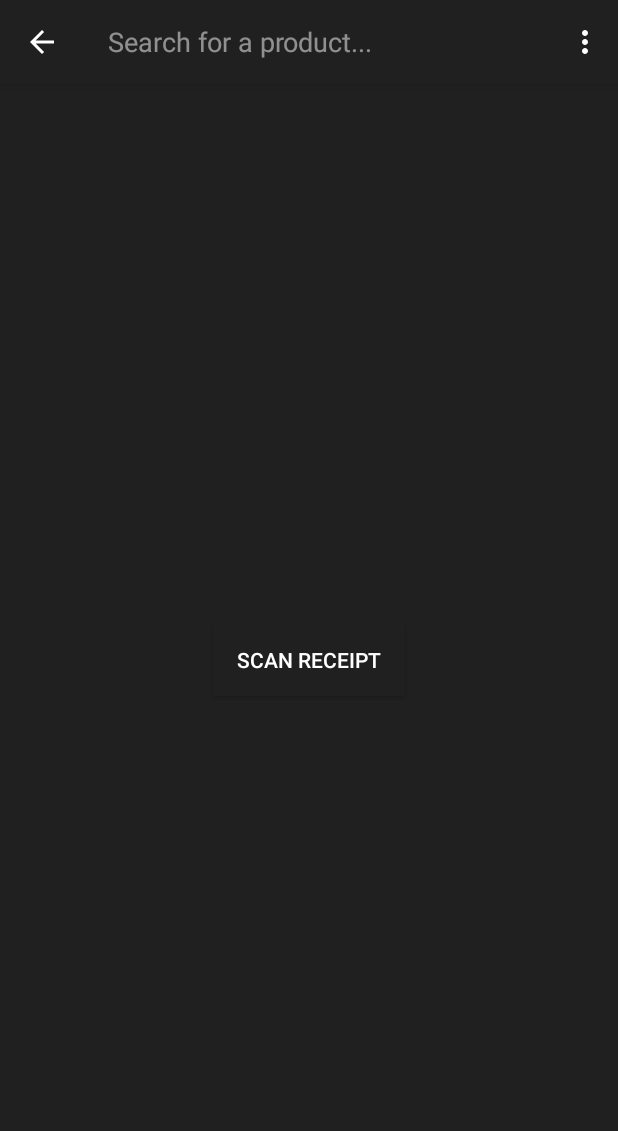
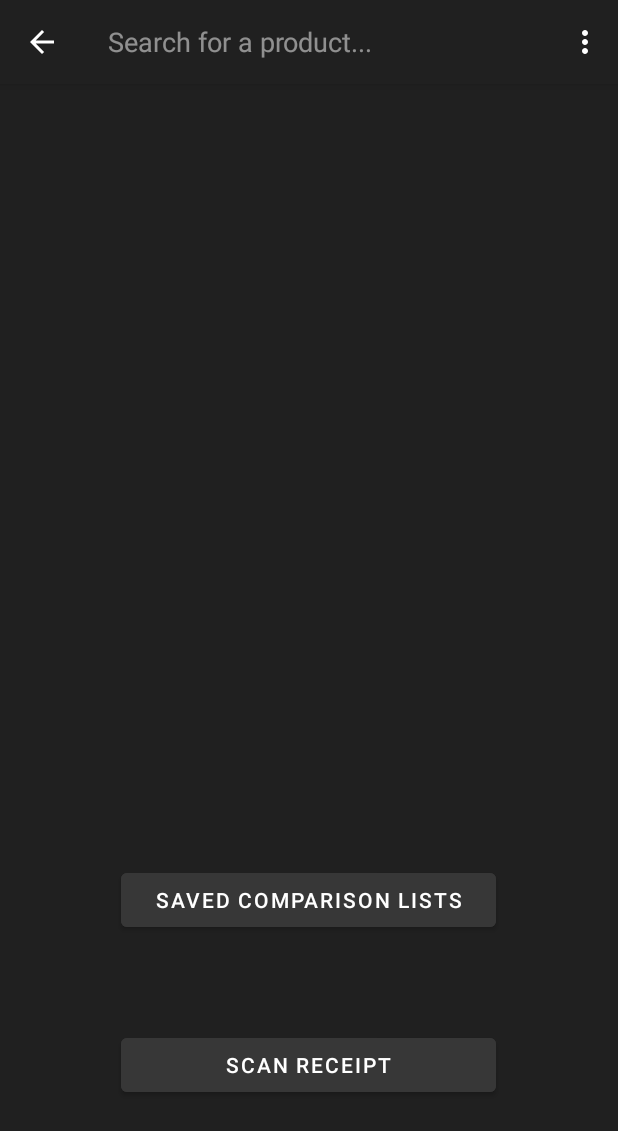
Before and after one commit to danielj0nes/priisvergliich, an Android app: the screen it shows after launch (MainActivity), after a tap on "Search", on a phone screen of 412 x 824 dp. Shown: the top 1131 px of the screen. Run offline under Robolectric (Android 15) with nearby library versions, the phone set to English and light mode, and no system bars; libraries missing offline, so code that uses them is left out: com.r0adkll.slidr.

Commit message:
UI overhaul for comparison list functionality

```diff
--- a/app/build.gradle
+++ b/app/build.gradle
@@ -35,6 +35,7 @@ dependencies {
     implementation 'com.google.android.gms:play-services-location:18.0.0'
     implementation 'com.squareup.okhttp3:okhttp:4.9.0'
     implementation 'org.jsoup:jsoup:1.13.1'
+    implementation 'com.r0adkll:slidableactivity:2.0.6'
     testImplementation 'junit:junit:4.13.2'
     androidTestImplementation 'androidx.test.ext:junit:1.1.2'
     androidTestImplementation 'androidx.test.espresso:espresso-core:3.3.0'
--- a/app/src/main/AndroidManifest.xml
+++ b/app/src/main/AndroidManifest.xml
@@ -13,18 +13,22 @@
         android:label="@string/app_name"
         android:roundIcon="@mipmap/ic_launcher_round"
         android:supportsRtl="true"
-        android:theme="@style/Theme.priisvergliich">
-        <activity android:name=".ComparisonActivity"></activity>
+        android:theme="@style/Theme.priisvergliich.SliderActivityTheme">
+        <activity
+            android:name=".ComparisonActivity"
+            android:theme="@style/Theme.priisvergliich.SliderActivityTheme">
+        </activity>
         <activity
             android:name=".SplashScreenActivity"
             android:theme="@style/SplashScreen">
             <intent-filter>
                 <action android:name="android.intent.action.MAIN" />
-
                 <category android:name="android.intent.category.LAUNCHER" />
             </intent-filter>
         </activity>
-        <activity android:name=".MainActivity"></activity>
+        <activity
+            android:name=".MainActivity">
+        </activity>
     </application>
 
 </manifest>
--- a/app/src/main/java/com/danielj/priisvergliich/ComparisonActivity.java
+++ b/app/src/main/java/com/danielj/priisvergliich/ComparisonActivity.java
@@ -4,6 +4,8 @@ import androidx.annotation.RequiresApi;
 import androidx.appcompat.app.AppCompatActivity;
 import android.os.Build;
 import android.os.Bundle;
+
+import com.r0adkll.slidr.Slidr;
 
 
 public class ComparisonActivity extends AppCompatActivity {
@@ -12,5 +14,6 @@ public class ComparisonActivity extends AppCompatActivity {
     protected void onCreate(Bundle savedInstanceState) {
         super.onCreate(savedInstanceState);
         setContentView(R.layout.activity_comparison);
+        Slidr.attach(this);
     }
 }
--- a/app/src/main/java/com/danielj/priisvergliich/MainActivity.java
+++ b/app/src/main/java/com/danielj/priisvergliich/MainActivity.java
@@ -37,6 +37,7 @@ import android.widget.ToggleButton;
 
 import com.google.android.gms.location.FusedLocationProviderClient;
 import com.google.android.gms.location.LocationServices;
+import com.r0adkll.slidr.Slidr;
 
 import java.io.IOException;
 import java.io.InputStream;
@@ -55,7 +56,7 @@ public class MainActivity extends AppCompatActivity implements PopupMenu.OnMenuI
     /*Const variables*/
     int SEARCH_THRESHOLD = 3;
     List<ProductModel> TEMP_LIST = new ArrayList<>();
-    private int listItemPositionForPopupMenu;
+    ProductModel TEMP_PRODUCT = new ProductModel();
 
     private class LoadImage extends AsyncTask<String, Void, Bitmap> {
         ImageView imageView;
@@ -142,8 +143,8 @@ public class MainActivity extends AppCompatActivity implements PopupMenu.OnMenuI
     public boolean onMenuItemClick(MenuItem item) {
         switch (item.getItemId()) {
             case R.id.add_comparison:
-                System.out.println("Added!");
-                System.out.println(listItemPositionForPopupMenu);
+                System.out.println(TEMP_PRODUCT);
+                findViewById(R.id.btn_goToComparisonList).setVisibility(View.VISIBLE);
                 return true;
             default:
                 return false;
@@ -190,10 +191,14 @@ public class MainActivity extends AppCompatActivity implements PopupMenu.OnMenuI
         inflater.inflate(R.menu.main_menubar, menu); // Toolbar
         MenuItem locationButton = menu.findItem(R.id.cur_location);
         Button receiptButton = findViewById(R.id.btn_receiptScanner);
-        receiptButton.setVisibility(View.VISIBLE);
+        Button savedComparisonsButton = findViewById(R.id.btn_savedComparisons);
         ListView listView = findViewById(R.id.lv_productList);
         ProgressBar loadingBar = findViewById(R.id.pb_progressBar);
         loadingBar.setVisibility(View.GONE);
+        // Comparison UI functionality
+        Button comparisonButton = findViewById(R.id.btn_goToComparisonList);
+        comparisonButton.setVisibility(View.GONE);
+        comparisonButton.setOnClickListener(v -> openActivityComparison());
         // Search functionality
         MenuItem.OnActionExpandListener searchListener = new MenuItem.OnActionExpandListener() {
             @Override
@@ -211,8 +216,7 @@ public class MainActivity extends AppCompatActivity implements PopupMenu.OnMenuI
         SearchView searchView = (SearchView) menu.findItem(R.id.search).getActionView();
         searchView.setQueryHint("Search for a product...");
         listView.setOnItemClickListener((parent, view, position, id) -> {
-            listItemPositionForPopupMenu = position;
-            System.out.println(parent.getAdapter().getItem(position));
+            TEMP_PRODUCT = (ProductModel) parent.getAdapter().getItem(position);
             comparisonMenuShow(parent.getAdapter().getView(position, view, parent));
         });
         searchView.setOnQueryTextListener(new SearchView.OnQueryTextListener() {
@@ -227,9 +231,13 @@ public class MainActivity extends AppCompatActivity implements PopupMenu.OnMenuI
                 if (TextUtils.isEmpty(newText)){
                     listView.setVisibility(View.GONE);
                     receiptButton.setVisibility(View.VISIBLE);
+                    comparisonButton.setVisibility(View.GONE);
+                    savedComparisonsButton.setVisibility(View.VISIBLE);
                 } else {
+                    listView.setVisibility(View.VISIBLE);
                     receiptButton.setVisibility(View.GONE);
-                    listView.setVisibility(View.VISIBLE);
+                    savedComparisonsButton.setVisibility(View.GONE);
+
                 }
                 return true;
             }
--- a/app/src/main/res/layout/activity_comparison.xml
+++ b/app/src/main/res/layout/activity_comparison.xml
@@ -4,5 +4,9 @@
     android:layout_height="match_parent"
     android:background="@color/grey_bg">
 
-
+    <ListView
+        android:id="@+id/lv_comparisonList"
+        android:layout_width="match_parent"
+        android:layout_height="600dp"
+        android:layout_alignParentTop="true" />
 </RelativeLayout>
--- a/app/src/main/res/layout/activity_main.xml
+++ b/app/src/main/res/layout/activity_main.xml
@@ -8,14 +8,28 @@
 
     <Button
         android:id="@+id/btn_receiptScanner"
-        style="@style/Widget.AppCompat.Button.Colored"
-        android:layout_width="wrap_content"
+        android:layout_width="250dp"
         android:layout_height="wrap_content"
-        android:layout_centerInParent="true"
-        android:background="#A31414"
+        android:layout_alignParentBottom="true"
+        android:layout_centerHorizontal="true"
+        android:layout_marginBottom="90dp"
+        android:backgroundTint="@color/button_colour"
         android:text="@string/scan_receipt"
         android:visibility="visible"
-        tools:visibility="visible" />
+        tools:visibility="visible"
+        />
+    <Button
+        android:id="@+id/btn_savedComparisons"
+        android:layout_width="250dp"
+        android:layout_height="wrap_content"
+        android:layout_alignParentBottom="true"
+        android:layout_centerHorizontal="true"
+        android:layout_marginBottom="200dp"
+        android:backgroundTint="@color/button_colour"
+        android:text="@string/saved_comparisons"
+        android:visibility="visible"
+        tools:visibility="visible"
+        />
 
     <ProgressBar
         android:id="@+id/pb_progressBar"
@@ -30,7 +44,20 @@
     <ListView
         android:id="@+id/lv_productList"
         android:layout_width="match_parent"
-        android:layout_height="match_parent"
+        android:layout_height="600dp"
+        />
+
+    <Button
+        android:id="@+id/btn_goToComparisonList"
+        android:backgroundTint="@color/button_colour"
+        android:layout_width="wrap_content"
+        android:layout_height="wrap_content"
+        android:layout_alignParentBottom="true"
+        android:layout_centerHorizontal="true"
+        android:layout_marginBottom="25dp"
+        android:text="@string/to_comparison_list"
+        android:visibility="visible"
+        tools:visibility="visible"
         />
 
 </RelativeLayout>
--- a/app/src/main/res/values/colors.xml
+++ b/app/src/main/res/values/colors.xml
@@ -1,6 +1,7 @@
 <?xml version="1.0" encoding="utf-8"?>
 <resources>
     <color name="grey_bg">#202020</color>
+    <color name="button_colour">#373737</color>
     <color name="purple_200">#FFBB86FC</color>
     <color name="purple_500">#FF6200EE</color>
     <color name="purple_700">#FF3700B3</color>
--- a/app/src/main/res/values/strings.xml
+++ b/app/src/main/res/values/strings.xml
@@ -3,5 +3,7 @@
     <string name="scan_receipt">Scan receipt</string>
     <string name="add_to_comparison_list">Add to comparison list</string>
     <string name="specific_search">Specific search</string>
+    <string name="to_comparison_list">Go to comparison list</string>
+    <string name="saved_comparisons">Saved comparison lists</string>
 
 </resources>
--- a/app/src/main/res/values/themes.xml
+++ b/app/src/main/res/values/themes.xml
@@ -8,11 +8,15 @@
         <!-- Secondary brand color. -->
         <item name="colorSecondary">@color/teal_200</item>
         <item name="colorSecondaryVariant">@color/teal_700</item>
-        <item name="colorOnSecondary">@color/black</item>
+        <item name="colorOnSecondary">@color/transparent</item>
         <!-- Status bar color. -->
         <item name="android:statusBarColor" tools:targetApi="l">?attr/colorPrimaryVariant</item>
         <!-- Customize your theme here. -->
-
+        <item name="colorPrimaryDark">@color/transparent</item>
+    </style>
+    <style name="Theme.priisvergliich.SliderActivityTheme">
+        <item name="android:windowIsTranslucent">true</item>
+        <item name="android:windowBackground">@color/transparent</item>
     </style>
     <style name="ComparisonMenuTheme" parent="Theme.AppCompat.Light">
         <item name="android:popupBackground">@color/white</item>
```
